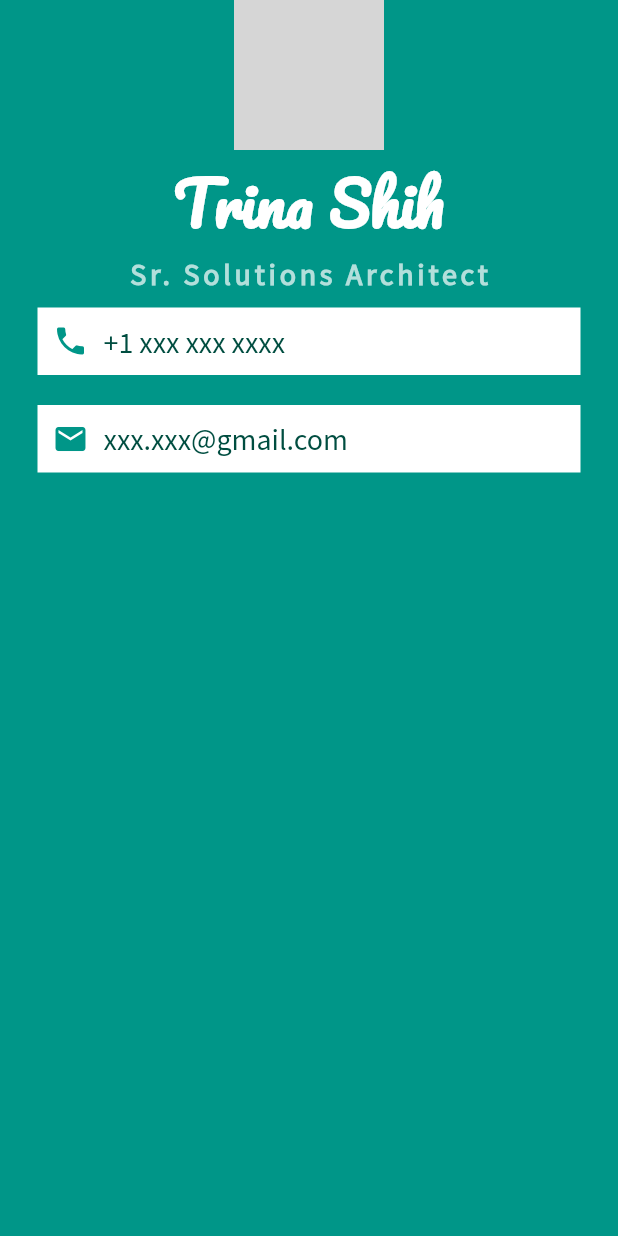
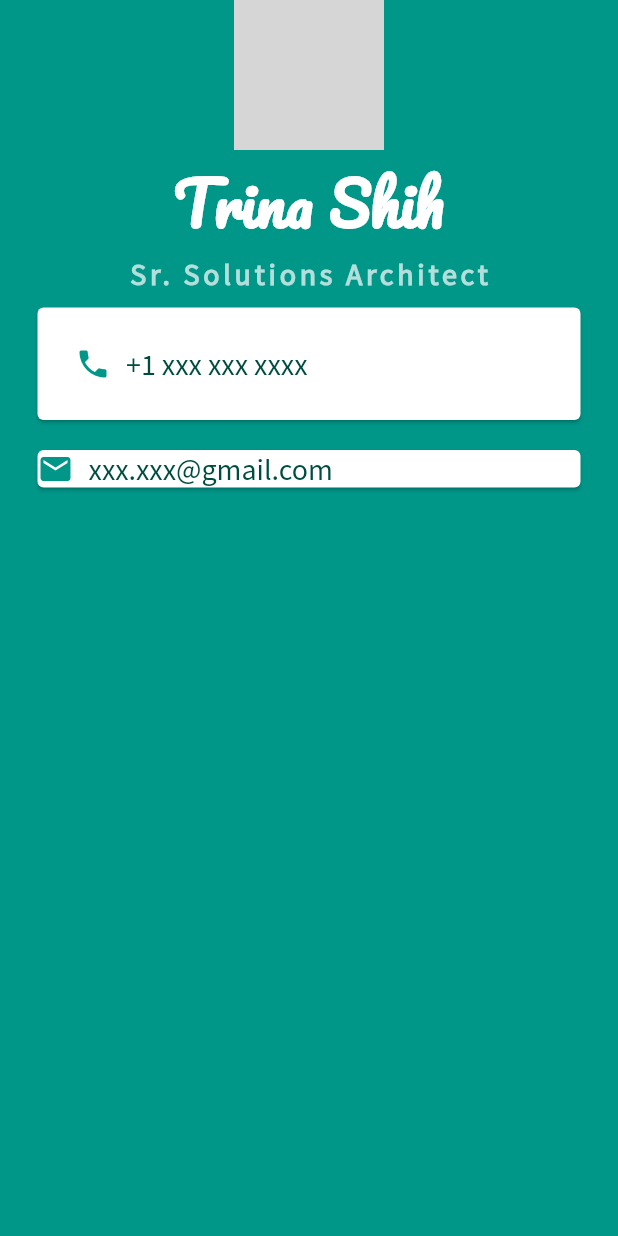
Before and after one commit to Trina0224/FlutterCard, a Flutter app: the screen it shows after launch, on a phone screen of 412 x 824 dp. Run offline on Flutter 3.47's test engine with Material 2 defaults, Android fonts, the phone set to English and light mode, and no system bars; grey boxes are pictures that could not be loaded.

Commit message:
Use Padding Class for example. Not final version.

```diff
--- a/lib/main.dart
+++ b/lib/main.dart
@@ -38,13 +38,17 @@ class MyApp extends StatelessWidget {
                   letterSpacing: 2.5,
                 ),
               ),
-              Container(
+              //Container(  Update Container to Card(), no Padding property
+              // for card, we need to add Padding class to our Row().
+              Card(
                 color: Colors.white,
-                padding: EdgeInsets.all(10.0),
+                //padding: EdgeInsets.all(10.0),
                 margin: EdgeInsets.symmetric(
                   vertical: 10.0,
                   horizontal: 25.0,
                 ),
+                child: Padding(
+                  padding: EdgeInsets.all(25.0),
                   child: Row(
                     children: <Widget>[
                       Icon(
@@ -68,9 +72,11 @@ class MyApp extends StatelessWidget {
                     ],
                   ),
                 ),
-              Container(
+              ),
+              //Container(
+              Card(
                 color: Colors.white,
-                padding: EdgeInsets.all(10.0),
+                //padding: EdgeInsets.all(10.0),
                 margin: EdgeInsets.symmetric(
                   vertical: 10.0,
                   horizontal: 25.0,
```
Lines whose indentation alone changed are shown as unchanged.
